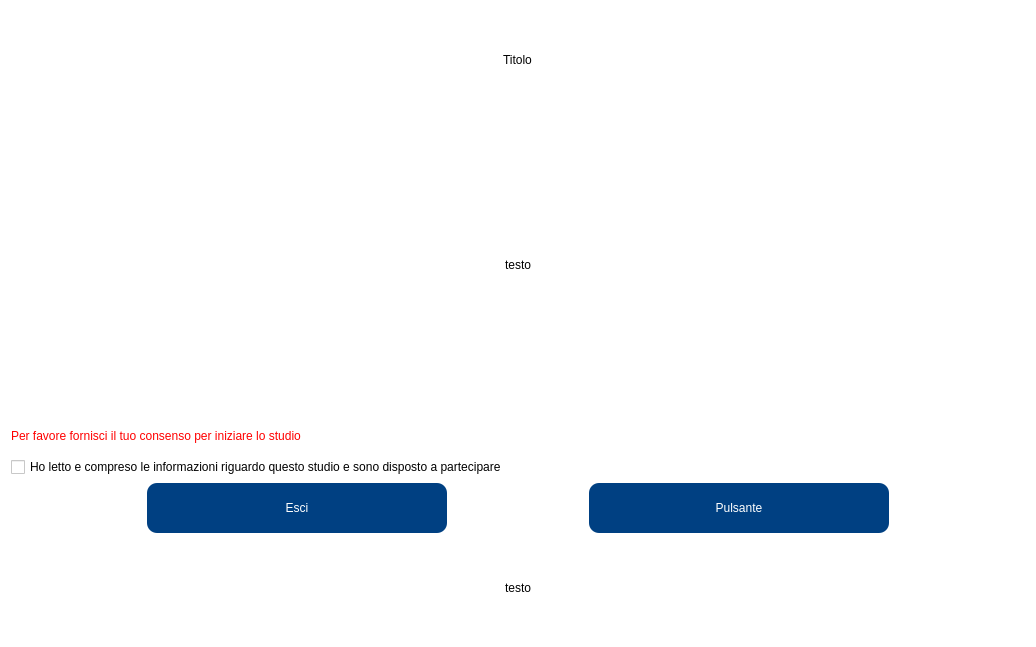
First picture: the form in GUI/qtdesigner/IntroPage.ui, repository cosfederico/Interfaccia-Tesi, before the edit.
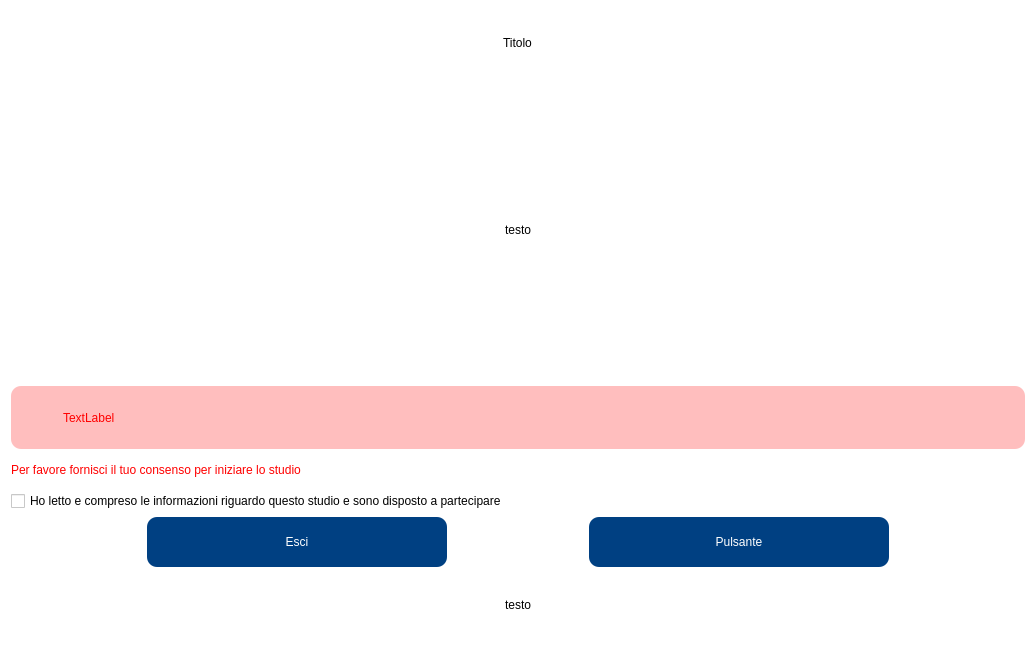
Second picture: the form after the edit.

Commit message: added warning box for instructions to participant

Diff of the .ui file:
```diff
--- a/GUI/qtdesigner/IntroPage.ui
+++ b/GUI/qtdesigner/IntroPage.ui
@@ -30,6 +30,12 @@
    </item>
    <item>
     <widget class="QLabel" name="text">
+     <property name="sizePolicy">
+      <sizepolicy hsizetype="Preferred" vsizetype="Preferred">
+       <horstretch>0</horstretch>
+       <verstretch>0</verstretch>
+      </sizepolicy>
+     </property>
      <property name="minimumSize">
       <size>
        <width>0</width>
@@ -48,6 +54,77 @@
      </property>
     </widget>
    </item>
+   <item>
+    <widget class="QFrame" name="warning_frame">
+     <property name="sizePolicy">
+      <sizepolicy hsizetype="Preferred" vsizetype="Minimum">
+       <horstretch>0</horstretch>
+       <verstretch>0</verstretch>
+      </sizepolicy>
+     </property>
+     <property name="styleSheet">
+      <string notr="true">border-radius: 10px;
+background-color: rgb(255, 190, 190);</string>
+     </property>
+     <property name="frameShape">
+      <enum>QFrame::StyledPanel</enum>
+     </property>
+     <property name="frameShadow">
+      <enum>QFrame::Raised</enum>
+     </property>
+     <layout class="QHBoxLayout" name="horizontalLayout_2">
+      <item>
+       <widget class="QLabel" name="warning_icon">
+        <property name="text">
+         <string/>
+        </property>
+        <property name="margin">
+         <number>0</number>
+        </property>
+       </widget>
+      </item>
+      <item>
+       <spacer name="horizontalSpacer">
+        <property name="orientation">
+         <enum>Qt::Horizontal</enum>
+        </property>
+        <property name="sizeType">
+         <enum>QSizePolicy::Maximum</enum>
+        </property>
+        <property name="sizeHint" stdset="0">
+         <size>
+          <width>30</width>
+          <height>0</height>
+         </size>
+        </property>
+       </spacer>
+      </item>
+      <item>
+       <widget class="QLabel" name="warning_text">
+        <property name="sizePolicy">
+         <sizepolicy hsizetype="Expanding" vsizetype="Preferred">
+          <horstretch>0</horstretch>
+          <verstretch>0</verstretch>
+         </sizepolicy>
+        </property>
+        <property name="styleSheet">
+         <string notr="true">font: 15pt &quot;Rubik Light&quot;;
+color: rgb(255, 0, 0)</string>
+        </property>
+        <property name="text">
+         <string>TextLabel</string>
+        </property>
+        <property name="textFormat">
+         <enum>Qt::AutoText</enum>
+        </property>
+        <property name="margin">
+         <number>0</number>
+        </property>
+       </widget>
+      </item>
+     </layout>
+    </widget>
+   </item>
    <item>
     <widget class="QLabel" name="error_text">
      <property name="maximumSize">
@@ -74,6 +151,12 @@
      <property name="text">
       <string>Ho letto e compreso le informazioni riguardo questo studio e sono disposto a partecipare</string>
      </property>
+     <property name="checked">
+      <bool>false</bool>
+     </property>
+     <property name="tristate">
+      <bool>false</bool>
+     </property>
     </widget>
    </item>
    <item>
@@ -132,6 +215,12 @@
    </item>
    <item>
     <widget class="QLabel" name="bottom_text">
+     <property name="sizePolicy">
+      <sizepolicy hsizetype="Expanding" vsizetype="Preferred">
+       <horstretch>0</horstretch>
+       <verstretch>0</verstretch>
+      </sizepolicy>
+     </property>
      <property name="minimumSize">
       <size>
        <width>0</width>
```
Left out of the diff: 2 changed lines with no effect on the pictures. The commit also changes 3 other files.
